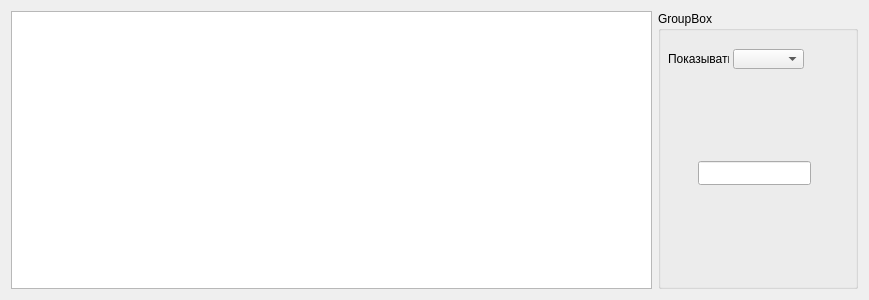
OwlProjects/D3Task_Goods, file DialogDbProducts.ui: the form before one commit.
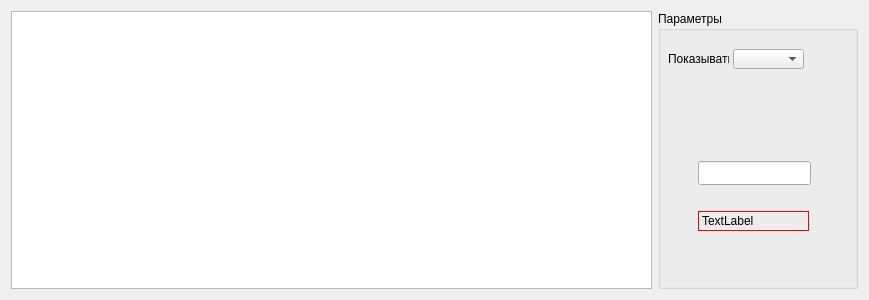
The form after the commit.

The edit to the form file:
```diff
--- a/DialogDbProducts.ui
+++ b/DialogDbProducts.ui
@@ -26,7 +26,7 @@
       </size>
      </property>
      <property name="title">
-      <string>GroupBox</string>
+      <string>Параметры</string>
      </property>
      <widget class="QComboBox" name="comboBoxViewMode">
       <property name="geometry">
@@ -61,6 +61,22 @@
        </rect>
       </property>
      </widget>
+     <widget class="QLabel" name="labelMapper">
+      <property name="geometry">
+       <rect>
+        <x>40</x>
+        <y>200</y>
+        <width>111</width>
+        <height>20</height>
+       </rect>
+      </property>
+      <property name="styleSheet">
+       <string notr="true">QLabel {border: 1px solid red}</string>
+      </property>
+      <property name="text">
+       <string>TextLabel</string>
+      </property>
+     </widget>
     </widget>
    </item>
   </layout>
```
